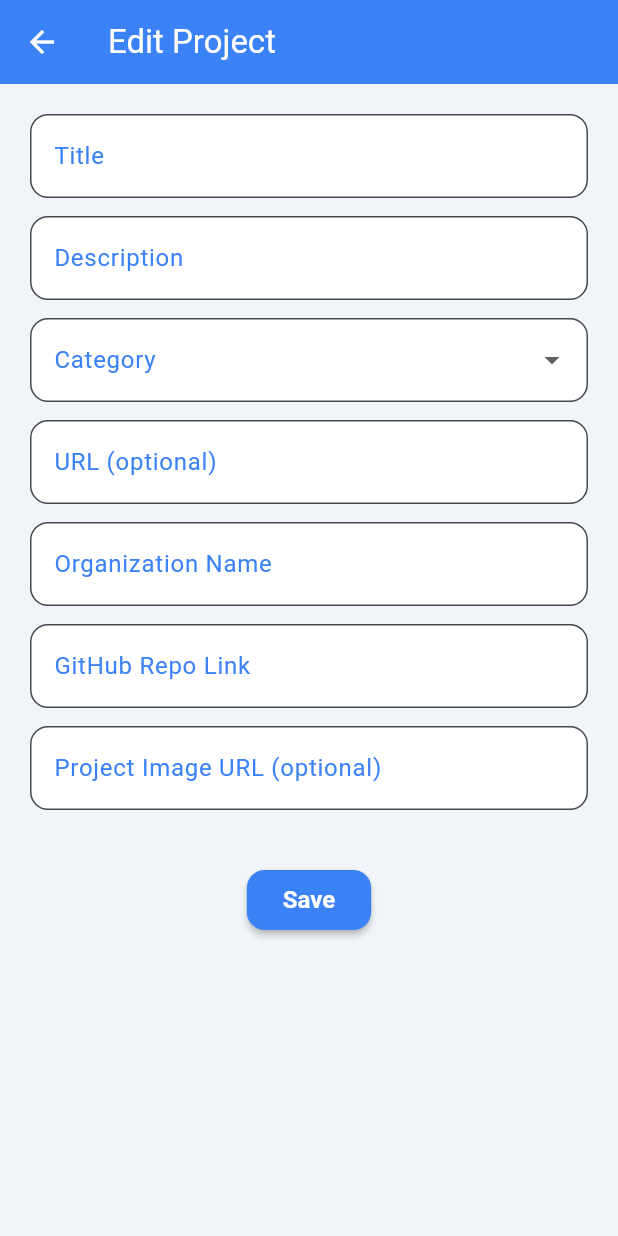
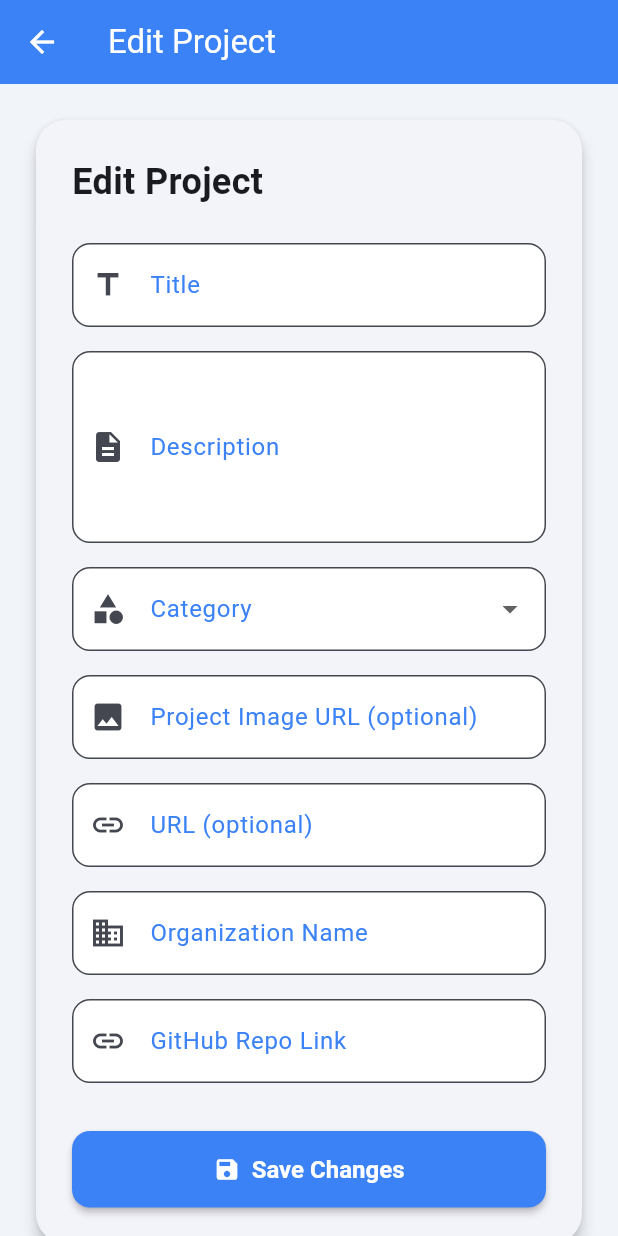
Before and after one commit to Husam-Abdulraheem/Project_Hub, a Flutter app: the EditProjectScreen screen opened directly with empty values, on a phone screen of 412 x 824 dp. Run offline on Flutter 3.47's test engine with Material 3 defaults, Android fonts, the phone set to English and light mode, and no system bars; our stand-ins replace cloud_firestore, firebase_auth, firebase_core; accounts and stored records are empty.

Commit message:
fix 3 edit project page

```diff
--- a/lib/screens/edit_profile_screen.dart
+++ b/lib/screens/edit_profile_screen.dart
@@ -88,9 +88,7 @@ class _EditProfileScreenState extends State<EditProfileScreen> {
       body: _loading
           ? const Center(child: CircularProgressIndicator())
           : SingleChildScrollView(
-              child: Padding(
               padding: const EdgeInsets.all(20.0),
-                child: Center(
               child: Card(
                 shape: RoundedRectangleBorder(borderRadius: BorderRadius.circular(20)),
                 elevation: 4,
@@ -109,14 +107,17 @@ class _EditProfileScreenState extends State<EditProfileScreen> {
                           ),
                         ),
                         const SizedBox(height: 24),
+                        if (_profilePicUrl != null && _profilePicUrl!.isNotEmpty && Uri.tryParse(_profilePicUrl!)?.isAbsolute == true)
                           Center(
-                              child: _profilePicUrl != null && _profilePicUrl!.isNotEmpty && Uri.tryParse(_profilePicUrl!)?.isAbsolute == true
-                                  ? CircleAvatar(
+                            child: CircleAvatar(
                               radius: 48,
                               backgroundImage: NetworkImage(_profilePicUrl!),
                               backgroundColor: Colors.grey[200],
-                                    )
-                                  : CircleAvatar(
+                            ),
+                          ),
+                        if (_profilePicUrl == null || _profilePicUrl!.isEmpty || Uri.tryParse(_profilePicUrl!)?.isAbsolute != true)
+                          Center(
+                            child: CircleAvatar(
                               radius: 48,
                               backgroundColor: Colors.grey[200],
                               child: const Icon(
@@ -129,10 +130,12 @@ class _EditProfileScreenState extends State<EditProfileScreen> {
                         const SizedBox(height: 16),
                         TextFormField(
                           initialValue: _profilePicUrl,
-                              decoration: const InputDecoration(
+                          decoration: InputDecoration(
                             labelText: 'Profile Image URL (optional)',
-                                border: OutlineInputBorder(),
-                                prefixIcon: Icon(Icons.image),
+                            border: OutlineInputBorder(
+                              borderRadius: BorderRadius.circular(12),
+                            ),
+                            prefixIcon: const Icon(Icons.image),
                           ),
                           onChanged: (val) => setState(() => _profilePicUrl = val),
                           onSaved: (val) => _profilePicUrl = val,
@@ -146,25 +149,43 @@ class _EditProfileScreenState extends State<EditProfileScreen> {
                         const SizedBox(height: 24),
                         TextFormField(
                           controller: _nameController,
-                              decoration: const InputDecoration(
+                          decoration: InputDecoration(
                             labelText: 'Name',
-                                border: OutlineInputBorder(),
-                                prefixIcon: Icon(Icons.person),
+                            border: OutlineInputBorder(
+                              borderRadius: BorderRadius.circular(12),
+                            ),
+                            prefixIcon: const Icon(Icons.person),
                           ),
                           validator: (val) => val == null || val.isEmpty ? 'Enter your name' : null,
                         ),
                         const SizedBox(height: 16),
                         TextFormField(
                           initialValue: _email,
-                              decoration: const InputDecoration(
+                          decoration: InputDecoration(
                             labelText: 'Email',
-                                border: OutlineInputBorder(),
-                                prefixIcon: Icon(Icons.email),
+                            border: OutlineInputBorder(
+                              borderRadius: BorderRadius.circular(12),
+                            ),
+                            prefixIcon: const Icon(Icons.email),
                           ),
                           enabled: false,
                         ),
                         const SizedBox(height: 32),
-                            SizedBox(
+                      ],
+                    ),
+                  ),
+                ),
+              ),
+            ),
+      bottomNavigationBar: _loading
+          ? null
+          : Padding(
+              padding: EdgeInsets.only(
+                left: 20,
+                right: 20,
+                bottom: MediaQuery.of(context).viewInsets.bottom + 16,
+              ),
+              child: SizedBox(
                 width: double.infinity,
                 child: ElevatedButton.icon(
                   icon: const Icon(Icons.save),
@@ -179,13 +200,6 @@ class _EditProfileScreenState extends State<EditProfileScreen> {
                   label: const Text('Save Changes'),
                 ),
               ),
-                          ],
-                        ),
-                      ),
-                    ),
-                  ),
-                ),
-              ),
             ),
     );
   }
--- a/lib/screens/edit_project_screen.dart
+++ b/lib/screens/edit_project_screen.dart
@@ -11,9 +11,24 @@ class EditProjectScreen extends StatefulWidget {
 
 class _EditProjectScreenState extends State<EditProjectScreen> {
   final _formKey = GlobalKey<FormState>();
-  String? _title, _description, _category, _url, _orgName, _githubRepo, _imageUrl;
+  String? _title,
+      _description,
+      _category,
+      _url,
+      _orgName,
+      _githubRepo,
+      _imageUrl;
   bool _loading = false;
-  final _categories = ['Technical', 'Educational', 'Creative', 'Business', 'Health', 'Science', 'Art', 'Other'];
+  final _categories = [
+    'Technical',
+    'Educational',
+    'Creative',
+    'Business',
+    'Health',
+    'Science',
+    'Art',
+    'Other',
+  ];
 
   Future<void> _submit() async {
     if (!_formKey.currentState!.validate()) return;
@@ -53,26 +68,55 @@ class _EditProjectScreenState extends State<EditProjectScreen> {
             return const Center(child: Text('Project not found.'));
           return _loading
               ? const Center(child: CircularProgressIndicator())
-              : Padding(
-                padding: const EdgeInsets.all(20),
+              : SingleChildScrollView(
+                padding: const EdgeInsets.all(20.0),
+                child: Card(
+                  shape: RoundedRectangleBorder(
+                    borderRadius: BorderRadius.circular(20),
+                  ),
+                  elevation: 4,
+                  child: Padding(
+                    padding: const EdgeInsets.all(24),
                     child: Form(
                       key: _formKey,
                       child: Column(
+                        crossAxisAlignment: CrossAxisAlignment.start,
                         children: [
+                          const Text(
+                            'Edit Project',
+                            style: TextStyle(
+                              fontWeight: FontWeight.bold,
+                              fontSize: 24,
+                            ),
+                          ),
+                          const SizedBox(height: 24),
                           TextFormField(
                             initialValue: data['title'],
-                        decoration: const InputDecoration(labelText: 'Title'),
+                            decoration: InputDecoration(
+                              labelText: 'Title',
+                              border: OutlineInputBorder(
+                                borderRadius: BorderRadius.circular(12),
+                              ),
+                              prefixIcon: const Icon(Icons.title),
+                            ),
                             onSaved: (v) => _title = v,
                             validator:
                                 (v) =>
-                                v == null || v.isEmpty ? 'Enter a title' : null,
+                                    v == null || v.isEmpty
+                                        ? 'Enter a title'
+                                        : null,
                           ),
-                      const SizedBox(height: 12),
+                          const SizedBox(height: 16),
                           TextFormField(
                             initialValue: data['description'],
-                        decoration: const InputDecoration(
+                            decoration: InputDecoration(
                               labelText: 'Description',
+                              border: OutlineInputBorder(
+                                borderRadius: BorderRadius.circular(12),
                               ),
+                              prefixIcon: const Icon(Icons.description),
+                            ),
+                            maxLines: 4,
                             onSaved: (v) => _description = v,
                             validator:
                                 (v) =>
@@ -80,7 +124,7 @@ class _EditProjectScreenState extends State<EditProjectScreen> {
                                         ? 'Enter a description'
                                         : null,
                           ),
-                      const SizedBox(height: 12),
+                          const SizedBox(height: 16),
                           DropdownButtonFormField<String>(
                             value: data['category'],
                             items:
@@ -94,25 +138,57 @@ class _EditProjectScreenState extends State<EditProjectScreen> {
                                     .toList(),
                             onChanged: (v) => _category = v,
                             onSaved: (v) => _category = v,
-                        decoration: const InputDecoration(
+                            decoration: InputDecoration(
                               labelText: 'Category',
+                              border: OutlineInputBorder(
+                                borderRadius: BorderRadius.circular(12),
+                              ),
+                              prefixIcon: const Icon(Icons.category),
                             ),
                             validator:
                                 (v) => v == null ? 'Select a category' : null,
                           ),
-                      const SizedBox(height: 12),
+                          const SizedBox(height: 16),
+                          TextFormField(
+                            initialValue: data['image'],
+                            decoration: InputDecoration(
+                              labelText: 'Project Image URL (optional)',
+                              border: OutlineInputBorder(
+                                borderRadius: BorderRadius.circular(12),
+                              ),
+                              prefixIcon: const Icon(Icons.image),
+                            ),
+                            onSaved: (v) => _imageUrl = v,
+                            validator: (v) {
+                              if (v != null &&
+                                  v.isNotEmpty &&
+                                  !Uri.parse(v).isAbsolute) {
+                                return 'Enter a valid image URL or leave blank';
+                              }
+                              return null;
+                            },
+                          ),
+                          const SizedBox(height: 16),
                           TextFormField(
                             initialValue: data['url'],
-                        decoration: const InputDecoration(
+                            decoration: InputDecoration(
                               labelText: 'URL (optional)',
+                              border: OutlineInputBorder(
+                                borderRadius: BorderRadius.circular(12),
+                              ),
+                              prefixIcon: const Icon(Icons.link),
                             ),
                             onSaved: (v) => _url = v,
                           ),
-                      const SizedBox(height: 12),
+                          const SizedBox(height: 16),
                           TextFormField(
                             initialValue: data['orgName'],
-                        decoration: const InputDecoration(
+                            decoration: InputDecoration(
                               labelText: 'Organization Name',
+                              border: OutlineInputBorder(
+                                borderRadius: BorderRadius.circular(12),
+                              ),
+                              prefixIcon: const Icon(Icons.business),
                             ),
                             onSaved: (v) => _orgName = v,
                             validator:
@@ -121,40 +197,48 @@ class _EditProjectScreenState extends State<EditProjectScreen> {
                                         ? 'Enter organization name'
                                         : null,
                           ),
-                      const SizedBox(height: 12),
+                          const SizedBox(height: 16),
                           TextFormField(
                             initialValue: data['githubRepo'],
-                        decoration: const InputDecoration(
+                            decoration: InputDecoration(
                               labelText: 'GitHub Repo Link',
+                              border: OutlineInputBorder(
+                                borderRadius: BorderRadius.circular(12),
+                              ),
+                              prefixIcon: const Icon(Icons.link),
                             ),
                             onSaved: (v) => _githubRepo = v,
                           ),
-                      const SizedBox(height: 12),
-                      TextFormField(
-                        initialValue: data['image'],
-                        decoration: const InputDecoration(
-                          labelText: 'Project Image URL (optional)',
+                          const SizedBox(height: 32),
+                          SizedBox(
+                            width: double.infinity,
+                            child: ElevatedButton.icon(
+                              icon: const Icon(Icons.save),
+                              style: ElevatedButton.styleFrom(
+                                padding: const EdgeInsets.symmetric(
+                                  vertical: 16,
                                 ),
-                        onSaved: (v) => _imageUrl = v,
-                        validator: (v) {
-                          if (v != null && v.isNotEmpty && !Uri.parse(v).isAbsolute) {
-                            return 'Enter a valid image URL or leave blank';
-                          }
-                          return null;
-                        },
+                                shape: RoundedRectangleBorder(
+                                  borderRadius: BorderRadius.circular(12),
                                 ),
-                      const SizedBox(height: 12),
-                      const SizedBox(height: 24),
-                      ElevatedButton(
+                                textStyle: const TextStyle(
+                                  fontSize: 16,
+                                  fontWeight: FontWeight.bold,
+                                ),
+                              ),
                               onPressed: _submit,
-                        child: const Text('Save'),
+                              label: const Text('Save Changes'),
+                            ),
                           ),
                         ],
+                      ),
+                    ),
                   ),
                 ),
               );
         },
       ),
+      bottomNavigationBar: null,
     );
   }
 }
```
Lines whose indentation alone changed are shown as unchanged.
